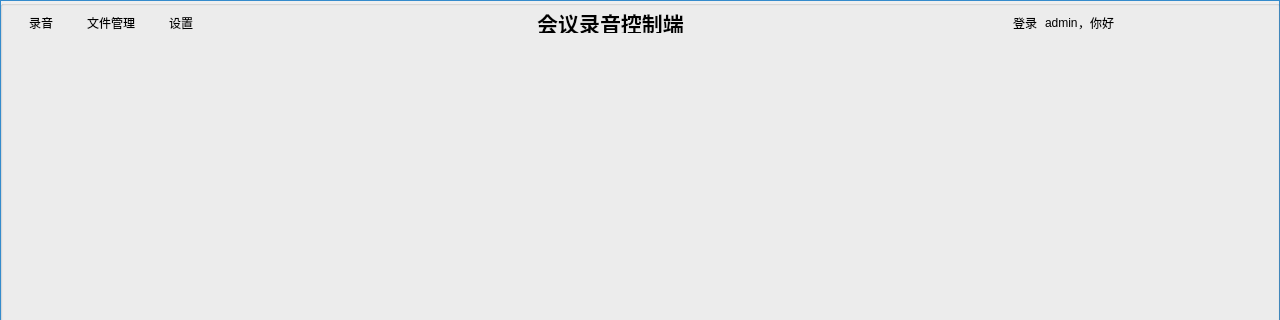
Qt form Recorder/recorder.ui (zeng450026937/Record) before a commit; both pictures show x 0 to 1280 and y 0 to 320 of the 1280 by 800 pixel window.
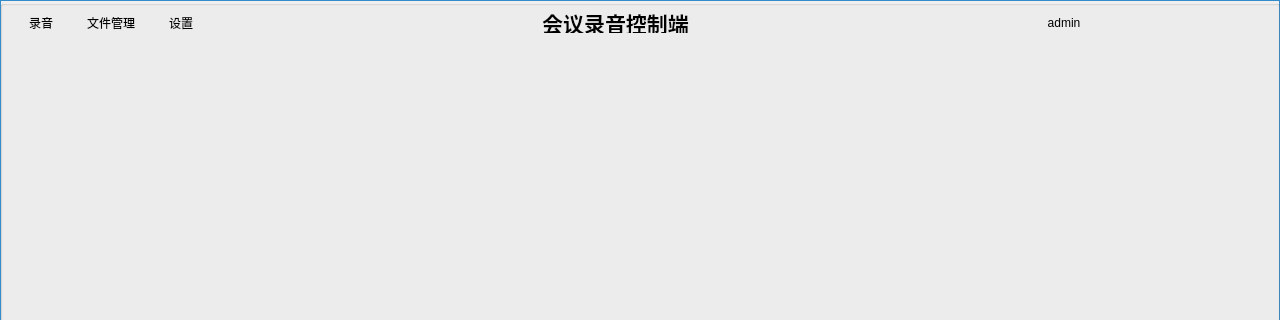
The same form after that commit. Icons and pictures are not drawn.

```diff
--- a/Recorder/recorder.ui
+++ b/Recorder/recorder.ui
@@ -276,27 +276,35 @@
            </property>
           </widget>
          </item>
-         <item row="0" column="7">
+         <item row="0" column="6">
           <widget class="QLabel" name="user_lable">
+           <property name="sizePolicy">
+            <sizepolicy hsizetype="Fixed" vsizetype="Preferred">
+             <horstretch>0</horstretch>
+             <verstretch>0</verstretch>
+            </sizepolicy>
+           </property>
+           <property name="minimumSize">
+            <size>
+             <width>100</width>
+             <height>0</height>
+            </size>
+           </property>
            <property name="styleSheet">
             <string notr="true">border:0;</string>
            </property>
            <property name="text">
             <string>admin</string>
            </property>
+           <property name="alignment">
+            <set>Qt::AlignCenter</set>
+           </property>
+           <property name="wordWrap">
+            <bool>true</bool>
+           </property>
           </widget>
          </item>
          <item row="0" column="8">
-          <widget class="QLabel" name="hello_lable">
-           <property name="styleSheet">
-            <string notr="true">border:0;</string>
-           </property>
-           <property name="text">
-            <string>，你好</string>
-           </property>
-          </widget>
-         </item>
-         <item row="0" column="10">
           <widget class="QPushButton" name="min_btn">
            <property name="sizePolicy">
             <sizepolicy hsizetype="Preferred" vsizetype="Preferred">
@@ -479,7 +487,7 @@
            </property>
           </widget>
          </item>
-         <item row="0" column="9">
+         <item row="0" column="7">
           <spacer name="horizontalSpacer_3">
            <property name="orientation">
             <enum>Qt::Horizontal</enum>
@@ -511,47 +519,6 @@
            </property>
           </spacer>
          </item>
-         <item row="0" column="6">
-          <widget class="QPushButton" name="loginPushButton">
-           <property name="sizePolicy">
-            <sizepolicy hsizetype="Preferred" vsizetype="Preferred">
-             <horstretch>0</horstretch>
-             <verstretch>0</verstretch>
-            </sizepolicy>
-           </property>
-           <property name="minimumSize">
-            <size>
-             <width>40</width>
-             <height>0</height>
-            </size>
-           </property>
-           <property name="maximumSize">
-            <size>
-             <width>40</width>
-             <height>16777215</height>
-            </size>
-           </property>
-           <property name="styleSheet">
-            <string notr="true">QPushButton:hover{
-background-color: rgb(85, 170, 255);
-color:white;
-border: none;
-}
-QPushButton{
-border: none;
-background-color: transparent;
-}
-QPushButton:pressed{
-padding-top:3px;
-padding-left:2px;
-color:white;
-}</string>
-           </property>
-           <property name="text">
-            <string>登录</string>
-           </property>
-          </widget>
-         </item>
         </layout>
        </widget>
       </item>
```
Left out of the diff: 4 changed lines with no effect on the pictures.
